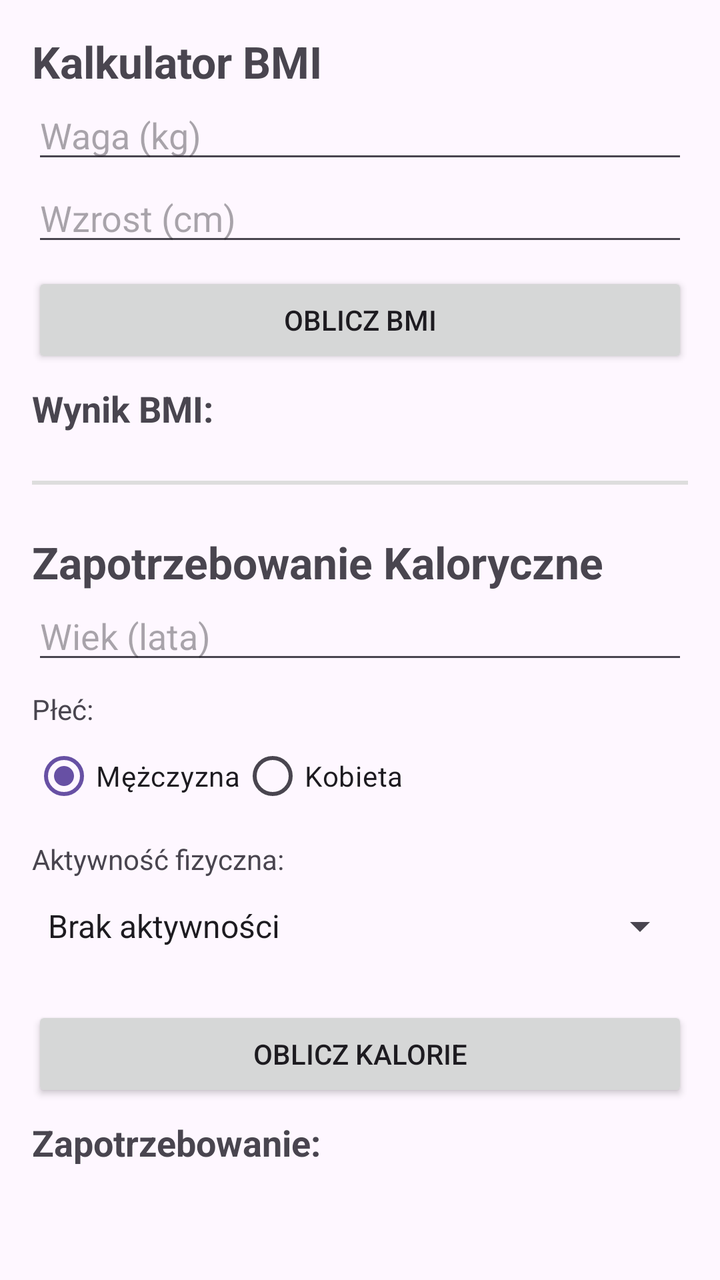
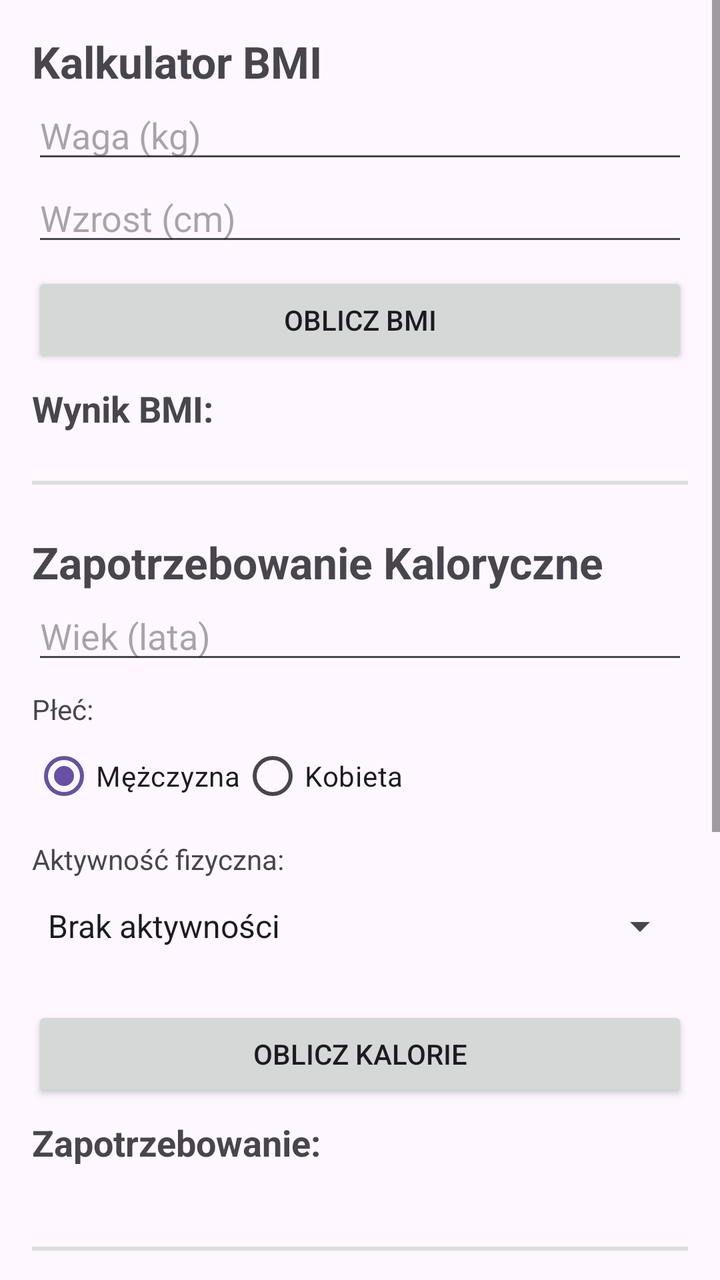

Screens rendered from an Android XML layout before and after an edit, with the pre-edit source and the edit as a unified diff.
<!-- AndroidManifest.xml: application theme Theme.HealthCalculatorKotlin -->
<!-- res/layout/activity_calculator.xml -->
<?xml version="1.0" encoding="utf-8"?>
<ScrollView xmlns:android="http://schemas.android.com/apk/res/android"
    android:layout_width="match_parent"
    android:layout_height="match_parent"
    android:fillViewport="true"
    android:fitsSystemWindows="true">

    <LinearLayout
        android:layout_width="match_parent"
        android:layout_height="wrap_content"
        android:orientation="vertical"
        android:padding="16dp">

        <TextView
            android:layout_width="wrap_content"
            android:layout_height="wrap_content"
            android:text="@string/kalkulator_bmi"
            android:textSize="22sp"
            android:textStyle="bold" />

        <EditText
            android:id="@+id/etWeight"
            android:layout_width="match_parent"
            android:layout_height="wrap_content"
            android:importantForAutofill="no"
            android:hint="@string/waga_kg"
            android:inputType="numberDecimal" />

        <EditText
            android:id="@+id/etHeight"
            android:layout_width="match_parent"
            android:layout_height="wrap_content"
            android:importantForAutofill="no"
            android:hint="@string/wzrost_cm"
            android:inputType="numberDecimal" />

        <Button
            android:id="@+id/btnBmi"
            android:layout_width="match_parent"
            android:layout_height="wrap_content"
            android:layout_marginTop="8dp"
            android:text="@string/oblicz_bmi" />

        <TextView
            android:id="@+id/tvBmiResult"
            android:layout_width="match_parent"
            android:layout_height="wrap_content"
            android:layout_marginTop="8dp"
            android:text="@string/wynik_bmi"
            android:textSize="18sp"
            android:textStyle="bold" />

        <View
            android:layout_width="match_parent"
            android:layout_height="2dp"
            android:layout_marginTop="24dp"
            android:layout_marginBottom="24dp"
            android:background="#DDDDDD" />

        <TextView
            android:layout_width="wrap_content"
            android:layout_height="wrap_content"
            android:text="@string/zapotrzebowanie_kaloryczne"
            android:textSize="22sp"
            android:textStyle="bold" />

        <EditText
            android:id="@+id/etAge"
            android:layout_width="match_parent"
            android:layout_height="wrap_content"
            android:importantForAutofill="no"
            android:hint="@string/wiek_lata"
            android:inputType="number" />

        <TextView
            android:layout_width="wrap_content"
            android:layout_height="wrap_content"
            android:layout_marginTop="8dp"
            android:text="@string/p_e" />

        <RadioGroup
            android:id="@+id/rgGender"
            android:layout_width="match_parent"
            android:layout_height="wrap_content"
            android:orientation="horizontal">

            <RadioButton
                android:id="@+id/rbMale"
                android:layout_width="wrap_content"
                android:layout_height="wrap_content"
                android:checked="true"
                android:text="@string/m_czyzna" />

            <RadioButton
                android:id="@+id/rbFemale"
                android:layout_width="wrap_content"
                android:layout_height="wrap_content"
                android:text="@string/kobieta" />
        </RadioGroup>

        <TextView
            android:layout_width="wrap_content"
            android:layout_height="wrap_content"
            android:layout_marginTop="8dp"
            android:text="@string/aktywno_fizyczna" />

        <Spinner
            android:id="@+id/spinnerActivity"
            android:layout_width="match_parent"
            android:layout_height="48dp"
            android:entries="@array/activity_levels" />

        <Button
            android:id="@+id/btnBmr"
            android:layout_width="match_parent"
            android:layout_height="wrap_content"
            android:layout_marginTop="16dp"
            android:text="@string/oblicz_kalorie" />

        <TextView
            android:id="@+id/tvBmrResult"
            android:layout_width="match_parent"
            android:layout_height="wrap_content"
            android:layout_marginTop="8dp"
            android:layout_marginBottom="32dp"
            android:text="@string/zapotrzebowanie"
            android:textSize="18sp"
            android:textStyle="bold" />

    </LinearLayout>
</ScrollView>
<!-- resources referenced by this layout -->
<resources>
  <string-array name="activity_levels">
          <item>Brak aktywności</item>
          <item>Lekka aktywność (1–3 treningi/tydz.)</item>
          <item>Umiarkowana (3–5 treningów/tydz.)</item>
          <item>Wysoka (codzienne treningi)</item>
          <item>Bardzo wysoka (praca fizyczna)</item>
      </string-array>
  <string name="aktywno_fizyczna">Aktywność fizyczna:</string>
  <string name="kalkulator_bmi">Kalkulator BMI</string>
  <string name="kobieta">Kobieta</string>
  <string name="m_czyzna">Mężczyzna</string>
  <string name="oblicz_bmi">Oblicz BMI</string>
  <string name="oblicz_kalorie">Oblicz Kalorie</string>
  <string name="p_e">Płeć:</string>
  <string name="waga_kg">Waga (kg)</string>
  <string name="wiek_lata">Wiek (lata)</string>
  <string name="wynik_bmi">Wynik BMI:</string>
  <string name="wzrost_cm">Wzrost (cm)</string>
  <string name="zapotrzebowanie">Zapotrzebowanie:</string>
  <string name="zapotrzebowanie_kaloryczne">Zapotrzebowanie Kaloryczne</string>
  <style name="Theme.HealthCalculatorKotlin" parent="Base.Theme.HealthCalculatorKotlin" />
  <style name="Base.Theme.HealthCalculatorKotlin" parent="Theme.Material3.DayNight.NoActionBar">
          
          
      </style>
</resources>

<!-- the commit's change to res/layout/activity_calculator.xml (unified diff, before → after) -->
@@ -126,6 +126,26 @@
             android:text="@string/zapotrzebowanie"
             android:textSize="18sp"
             android:textStyle="bold" />
+        <View
+            android:layout_width="match_parent"
+            android:layout_height="2dp"
+            android:layout_marginTop="8dp"
+            android:layout_marginBottom="24dp"
+            android:background="#DDDDDD" />
 
+        <TextView
+            android:layout_width="wrap_content"
+            android:layout_height="wrap_content"
+            android:text="@string/historia_bmi"
+            android:textSize="22sp"
+            android:textStyle="bold" />
+
+        <com.github.mikephil.charting.charts.LineChart
+            android:id="@+id/bmiChart"
+            android:layout_width="match_parent"
+            android:layout_height="250dp"
+            android:layout_marginTop="8dp"
+            android:layout_marginBottom="32dp" />
     </LinearLayout>
+
 </ScrollView>
<!-- resource entries referenced after the edit -->
@@ -8,6 +8,7 @@
           <item>Bardzo wysoka (praca fizyczna)</item>
       </string-array>
   <string name="aktywno_fizyczna">Aktywność fizyczna:</string>
+  <string name="historia_bmi">Historia BMI</string>
   <string name="kalkulator_bmi">Kalkulator BMI</string>
   <string name="kobieta">Kobieta</string>
   <string name="m_czyzna">Mężczyzna</string>
